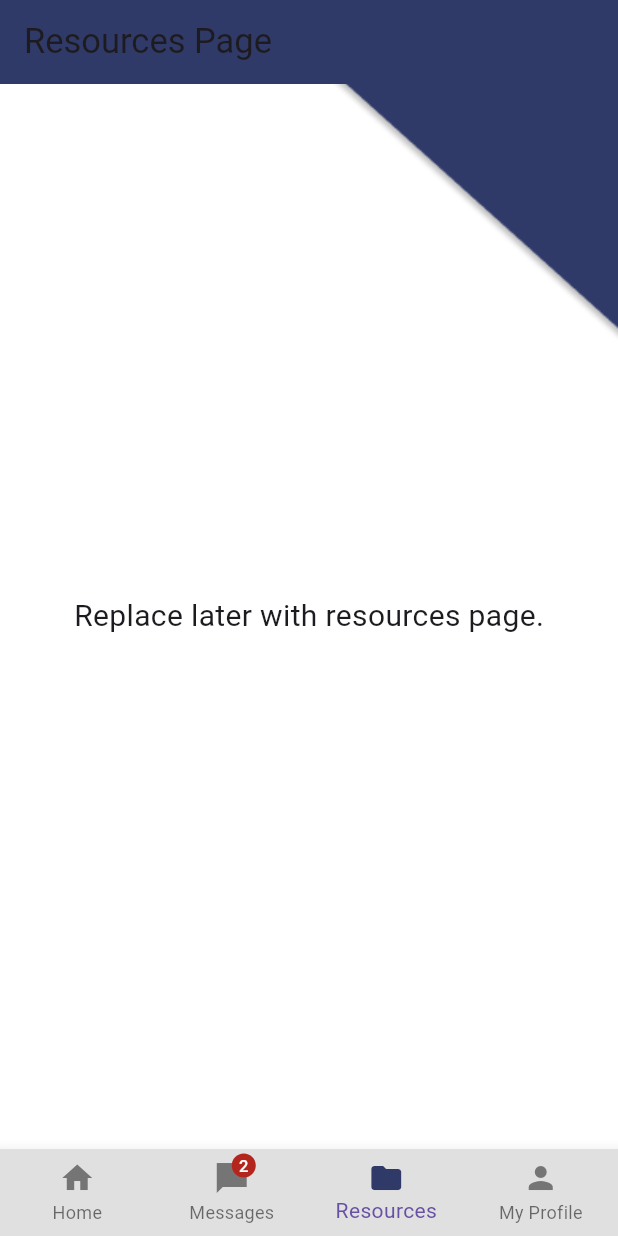
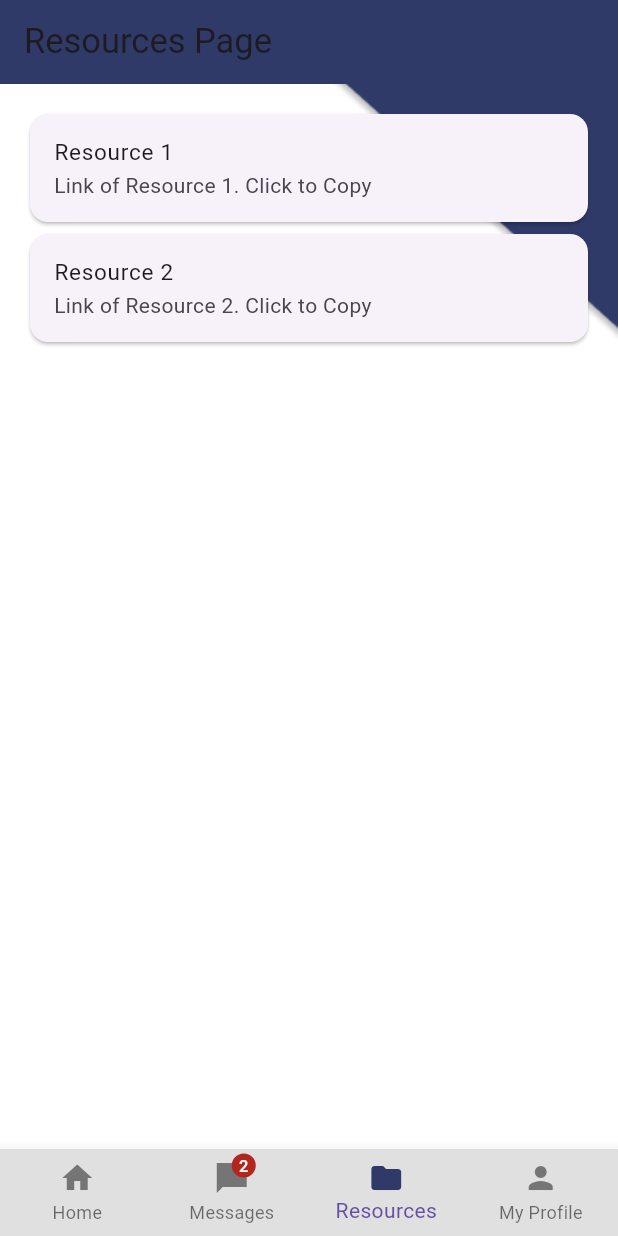
Before and after one commit to jennykim515/El-Pueblo-Del-Rio, a Flutter app: the screen it shows once a user with an empty profile is signed in, item 3 of the bottom bar chosen, on a phone screen of 412 x 824 dp. Run offline on Flutter 3.47's test engine with Material 3 defaults, Android fonts, the light colour scheme and no system bars; our stand-ins replace cloud_firestore, firebase_auth, firebase_core, google_fonts, shared_preferences; missing offline and left inert: bcrypt; accounts and stored records are empty; Roboto replaces fonts that are missing (Alice).

Commit message:
add detail to resources page

```diff
--- a/lib/views/ResourcesPage.dart
+++ b/lib/views/ResourcesPage.dart
@@ -1,10 +1,10 @@
 import 'package:flutter/material.dart';
+import 'package:flutter/services.dart'; // Import the services library for Clipboard
 
 import '../nav/navigationBar.dart';
 
 class ResourcesPage extends StatelessWidget {
   const ResourcesPage({Key? key}) : super(key: key);
-
 
   @override
   Widget build(BuildContext context) {
@@ -19,14 +19,41 @@ class ResourcesPage extends StatelessWidget {
             fit: BoxFit.cover,
           ),
         ),
-        child: const Center(
-          child: Text(
-            'Replace later with resources page.',
-            style: TextStyle(fontSize: 20.0),
-          ),
-
+        child: ListView(
+          padding: const EdgeInsets.all(16.0),
+          children: [
+            Card(
+              child: ListTile(
+                title: const Text('Resource 1'),
+                subtitle: const Text('Link of Resource 1. Click to Copy'),
+                onTap: () {
+                  _copyToClipboard('Link of Resource 2. Click to Copy', context);
+                },
+              ),
+            ),
+            Card(
+              child: ListTile(
+                title: const Text('Resource 2'),
+                subtitle: const Text('Link of Resource 2. Click to Copy'),
+                onTap: () {
+                  _copyToClipboard('Link of Resource 2. Click to Copy', context);
+                },
+              ),
+            ),
+            // Add more Card widgets for additional resources
+          ],
         ),
       ),
     );
   }
+
+  void _copyToClipboard(String text, BuildContext context) {
+    Clipboard.setData(ClipboardData(text: text));
+    ScaffoldMessenger.of(context).showSnackBar(
+      const SnackBar(
+        content: Text('Copied link to clipboard'),
+        duration: Duration(seconds: 1),
+      ),
+    );
+  }
 }
```
